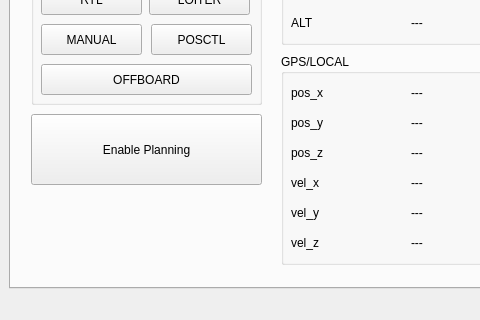
The window that ui/main_window.ui (chenc159/outdoor_gcs) describes before a commit, drawn with Qt 5; both pictures show x 0 to 480 and y 410 to 730 of the 850 by 730 pixel window.
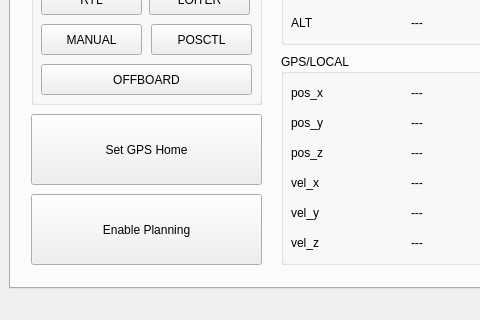
The same window after the commit. Icons and pictures are not drawn.

Diff of the .ui file:
```diff
--- a/ui/main_window.ui
+++ b/ui/main_window.ui
@@ -975,7 +975,7 @@
         <property name="geometry">
          <rect>
           <x>20</x>
-          <y>470</y>
+          <y>550</y>
           <width>231</width>
           <height>71</height>
          </rect>
@@ -984,6 +984,19 @@
          <string>Enable Planning</string>
         </property>
        </widget>
+       <widget class="QPushButton" name="Set_GPS_Home">
+        <property name="geometry">
+         <rect>
+          <x>20</x>
+          <y>470</y>
+          <width>231</width>
+          <height>71</height>
+         </rect>
+        </property>
+        <property name="text">
+         <string>Set GPS Home</string>
+        </property>
+       </widget>
       </widget>
      </widget>
     </item>
```
